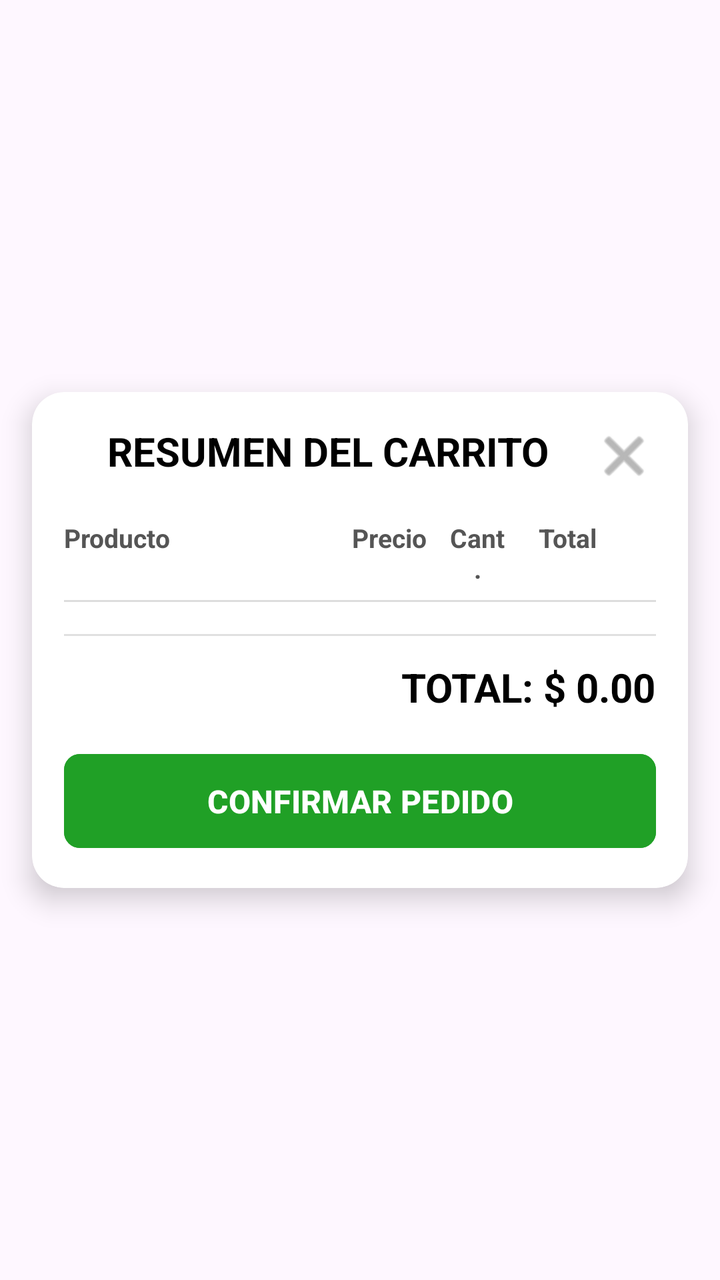
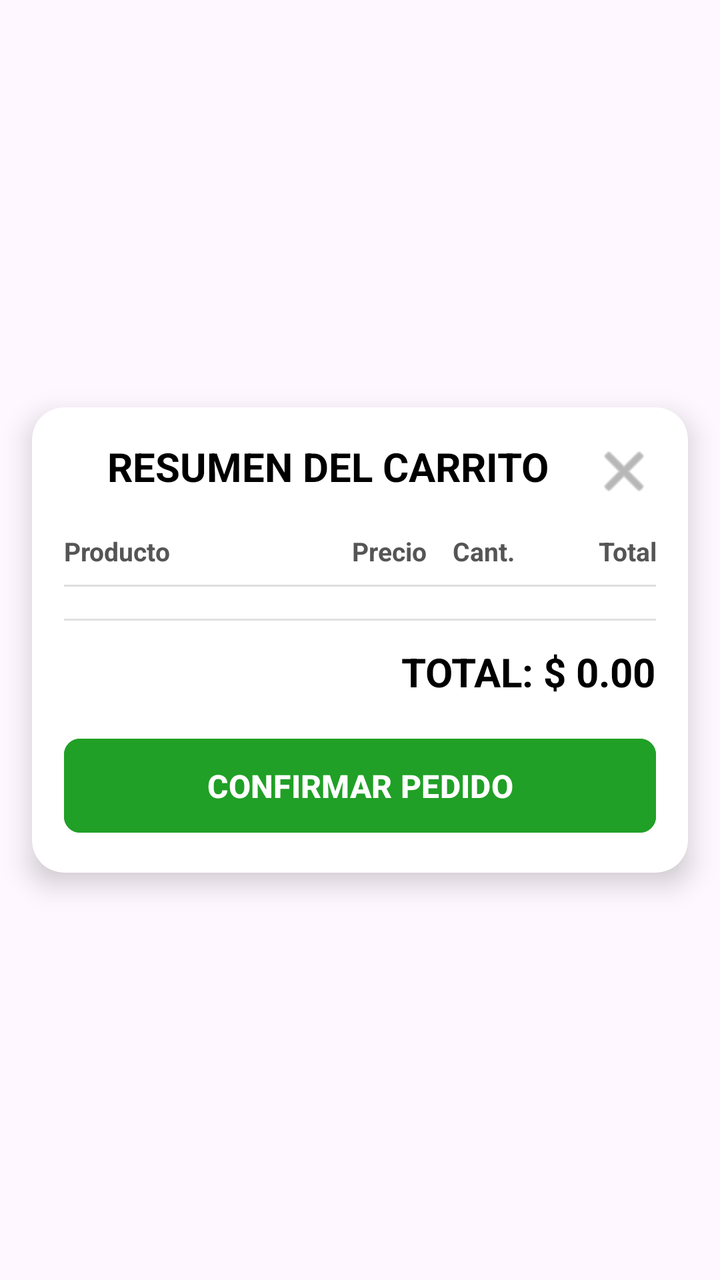

Two renders of the same Android screen: before a commit and after it. Below are the layout's source before the change and the commit's diff.
<!-- AndroidManifest.xml: application theme Theme.LCSRInventory -->
<!-- res/layout/popup__carrito.xml -->
<?xml version="1.0" encoding="utf-8"?>
<androidx.constraintlayout.widget.ConstraintLayout
    xmlns:android="http://schemas.android.com/apk/res/android"
    xmlns:app="http://schemas.android.com/apk/res-auto"
    android:layout_width="match_parent"
    android:layout_height="match_parent"
    android:background="@android:color/transparent">

    <androidx.cardview.widget.CardView
        android:layout_width="match_parent"
        android:layout_height="wrap_content"
        android:layout_margin="16dp"
        app:cardBackgroundColor="@android:color/white"
        app:cardCornerRadius="16dp"
        app:cardElevation="8dp"
        app:layout_constraintBottom_toBottomOf="parent"
        app:layout_constraintEnd_toEndOf="parent"
        app:layout_constraintStart_toStartOf="parent"
        app:layout_constraintTop_toTopOf="parent">

        <androidx.constraintlayout.widget.ConstraintLayout
            android:layout_width="match_parent"
            android:layout_height="wrap_content"
            android:padding="16dp">

            <TextView
                android:id="@+id/popup_cart__title"
                android:layout_width="0dp"
                android:layout_height="wrap_content"
                android:text="RESUMEN DEL CARRITO"
                android:textAlignment="center"
                android:textColor="@color/black"
                android:textSize="20sp"
                android:textStyle="bold"
                app:layout_constraintEnd_toStartOf="@+id/popup_cart__btn_close"
                app:layout_constraintStart_toStartOf="parent"
                app:layout_constraintTop_toTopOf="parent" />

            
            <TextView
                android:id="@+id/popup_cart__date"
                android:layout_width="0dp"
                android:layout_height="wrap_content"
                android:layout_marginTop="8dp"
                android:layout_marginBottom="8dp"
                android:text="Fecha: --/--/----"
                android:textAlignment="center"
                android:textColor="#757575"
                android:textSize="14sp"
                android:visibility="gone"
                app:layout_constraintEnd_toStartOf="@+id/popup_cart__btn_close"
                app:layout_constraintStart_toStartOf="parent"
                app:layout_constraintTop_toBottomOf="@+id/popup_cart__title" />

            <ImageButton
                android:id="@+id/popup_cart__btn_close"
                android:layout_width="32dp"
                android:layout_height="32dp"
                android:background="?attr/selectableItemBackgroundBorderless"
                android:src="@android:drawable/ic_menu_close_clear_cancel"
                app:layout_constraintEnd_toEndOf="parent"
                app:layout_constraintTop_toTopOf="parent"
                app:tint="#888888" />

            <LinearLayout
                android:id="@+id/popup_cart__headers"
                android:layout_width="match_parent"
                android:layout_height="wrap_content"
                android:layout_marginTop="20dp"
                android:layout_marginBottom="8dp"
                android:orientation="horizontal"
                android:weightSum="10"
                app:layout_constraintTop_toBottomOf="@+id/popup_cart__date">

                <TextView
                    android:layout_width="0dp"
                    android:layout_height="wrap_content"
                    android:layout_weight="4.5"
                    android:text="Producto"
                    android:textColor="#555555"
                    android:textSize="13sp"
                    android:textStyle="bold" />

                <TextView
                    android:layout_width="0dp"
                    android:layout_height="wrap_content"
                    android:layout_weight="2"
                    android:text="Precio"
                    android:textAlignment="center"
                    android:textColor="#555555"
                    android:textSize="13sp"
                    android:textStyle="bold" />

                <TextView
                    android:layout_width="0dp"
                    android:layout_height="wrap_content"
                    android:layout_weight="1"
                    android:text="Cant."
                    android:textAlignment="center"
                    android:textColor="#555555"
                    android:textSize="13sp"
                    android:textStyle="bold" />

                <TextView
                    android:layout_width="0dp"
                    android:layout_height="wrap_content"
                    android:layout_weight="1.5"
                    android:text="Total"
                    android:textAlignment="textEnd"
                    android:textColor="#555555"
                    android:textSize="13sp"
                    android:textStyle="bold" />

                
                <TextView
                    android:layout_width="0dp"
                    android:layout_height="wrap_content"
                    android:layout_weight="1" />
            </LinearLayout>

            <View
                android:id="@+id/popup_cart__divider"
                android:layout_width="match_parent"
                android:layout_height="1dp"
                android:layout_marginTop="8dp"
                android:background="#DDDDDD"
                app:layout_constraintTop_toBottomOf="@+id/popup_cart__headers" />

            <androidx.recyclerview.widget.RecyclerView
                android:id="@+id/popup_cart__rv_items"
                android:layout_width="match_parent"
                android:layout_height="0dp"
                android:layout_marginTop="8dp"
                app:layout_constraintHeight_default="wrap"
                app:layout_constraintHeight_max="300dp"
                app:layout_constraintTop_toBottomOf="@+id/popup_cart__divider" />

            <View
                android:id="@+id/popup_cart__divider2"
                android:layout_width="match_parent"
                android:layout_height="1dp"
                android:layout_marginTop="8dp"
                android:background="#E0E0E0"
                app:layout_constraintTop_toBottomOf="@+id/popup_cart__rv_items" />

            <TextView
                android:id="@+id/popup_cart__txt_total"
                android:layout_width="wrap_content"
                android:layout_height="wrap_content"
                android:layout_marginTop="12dp"
                android:text="TOTAL: $ 0.00"
                android:textColor="@color/black"
                android:textSize="20sp"
                android:textStyle="bold"
                app:layout_constraintEnd_toEndOf="parent"
                app:layout_constraintTop_toBottomOf="@+id/popup_cart__divider2" />

            <com.google.android.material.button.MaterialButton
                android:id="@+id/popup_cart__btn_confirm"
                android:layout_width="match_parent"
                android:layout_height="55dp"
                android:layout_marginTop="16dp"
                android:backgroundTint="@color/green"
                android:text="CONFIRMAR PEDIDO"
                android:textColor="@android:color/white"
                android:textSize="16sp"
                android:textStyle="bold"
                app:cornerRadius="8dp"
                app:layout_constraintTop_toBottomOf="@+id/popup_cart__txt_total" />

        </androidx.constraintlayout.widget.ConstraintLayout>
    </androidx.cardview.widget.CardView>
</androidx.constraintlayout.widget.ConstraintLayout>
<!-- resources referenced by this layout -->
<resources>
  <color name="black">#FF000000</color>
  <color name="green">#20A026</color>
  <style name="Theme.LCSRInventory" parent="Base.Theme.LCSRInventory" />
  <style name="Base.Theme.LCSRInventory" parent="Theme.Material3.DayNight.NoActionBar">
          
          
      </style>
</resources>

<!-- the commit's change to res/layout/popup__carrito.xml (unified diff, before → after) -->
@@ -94,7 +94,7 @@
                 <TextView
                     android:layout_width="0dp"
                     android:layout_height="wrap_content"
-                    android:layout_weight="1"
+                    android:layout_weight="1.2"
                     android:text="Cant."
                     android:textAlignment="center"
                     android:textColor="#555555"
@@ -104,18 +104,13 @@
                 <TextView
                     android:layout_width="0dp"
                     android:layout_height="wrap_content"
-                    android:layout_weight="1.5"
+                    android:layout_weight="2.3"
                     android:text="Total"
                     android:textAlignment="textEnd"
                     android:textColor="#555555"
                     android:textSize="13sp"
                     android:textStyle="bold" />
 
-                
-                <TextView
-                    android:layout_width="0dp"
-                    android:layout_height="wrap_content"
-                    android:layout_weight="1" />
             </LinearLayout>
 
             <View
